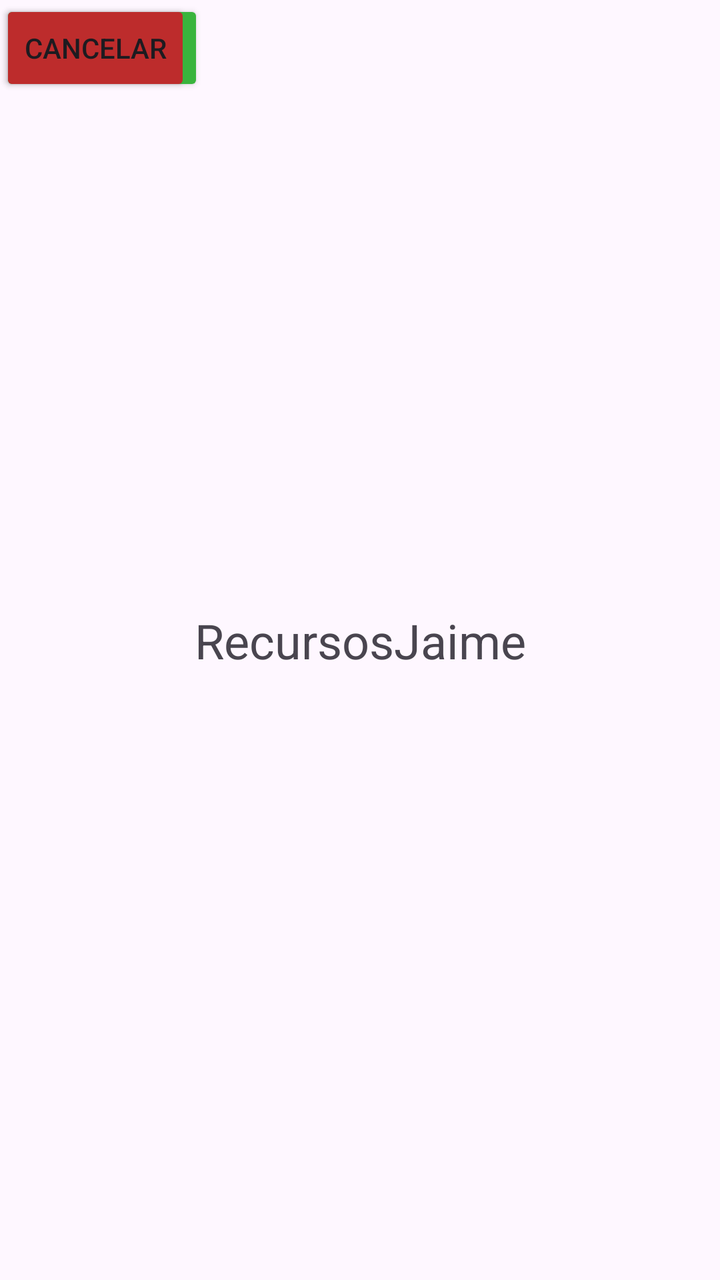
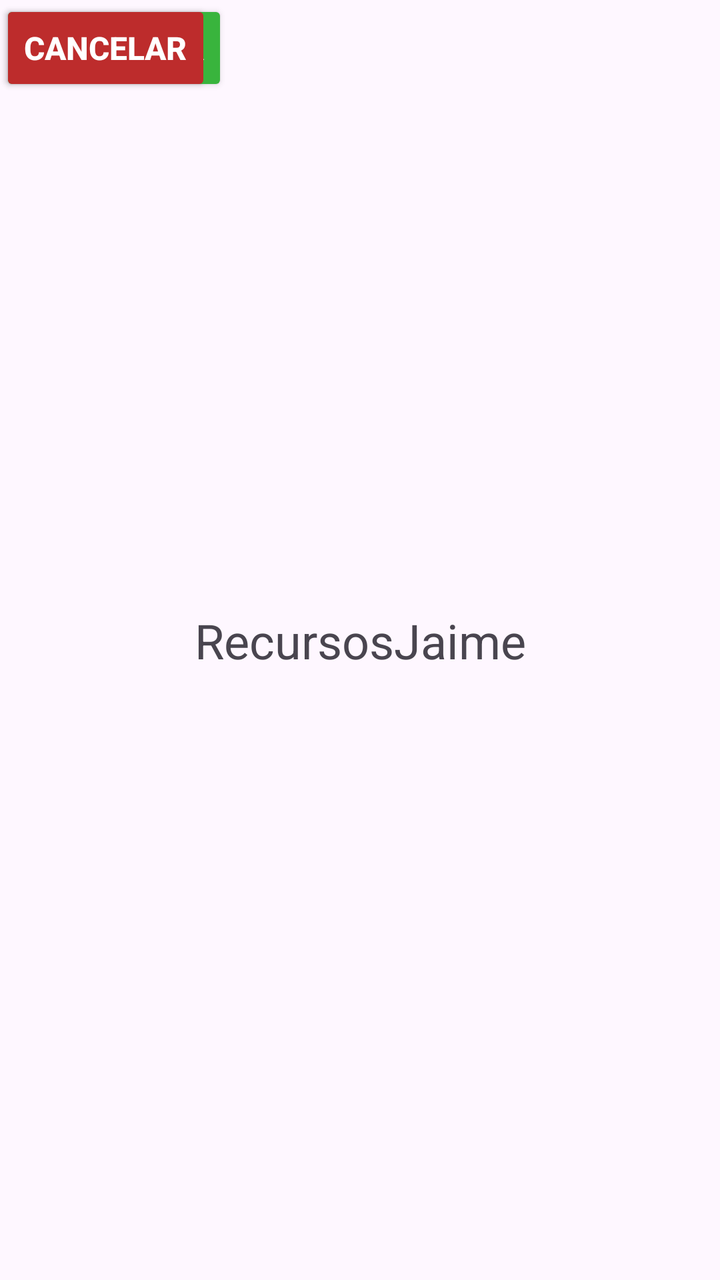

Two renders of the same Android screen: before a commit and after it. Below are the layout's source before the change and the commit's diff.
<!-- AndroidManifest.xml: application theme Theme.RecursosJaime -->
<!-- res/layout/activity_main.xml -->
<?xml version="1.0" encoding="utf-8"?>
<androidx.constraintlayout.widget.ConstraintLayout xmlns:android="http://schemas.android.com/apk/res/android"
    xmlns:app="http://schemas.android.com/apk/res-auto"
    xmlns:tools="http://schemas.android.com/tools"
    android:id="@+id/main"
    android:layout_width="match_parent"
    android:layout_height="match_parent"
    tools:context=".MainActivity">

    <TextView
        android:layout_width="wrap_content"
        android:layout_height="wrap_content"
        android:text="@string/app_name"
        android:textSize="24sp"
        app:layout_constraintBottom_toBottomOf="parent"
        app:layout_constraintEnd_toEndOf="parent"
        app:layout_constraintStart_toStartOf="parent"
        app:layout_constraintTop_toTopOf="parent" />

    <Button
        android:id="@+id/button"
        android:layout_width="wrap_content"
        android:layout_height="wrap_content"
        android:text="@string/btn_continuar"
        app:backgroundTint="@color/green"
        tools:ignore="MissingConstraints"
        tools:layout_editor_absoluteX="150dp"
        tools:layout_editor_absoluteY="405dp" />

    <Button
        android:id="@+id/button2"
        android:layout_width="wrap_content"
        android:layout_height="wrap_content"
        android:text="@string/btn_cancelar"
        app:backgroundTint="@color/red"
        tools:ignore="MissingConstraints"
        tools:layout_editor_absoluteX="157dp"
        tools:layout_editor_absoluteY="476dp" />


</androidx.constraintlayout.widget.ConstraintLayout>
<!-- resources referenced by this layout -->
<resources>
  <color name="green">#39B43D</color>
  <color name="red">#BD2C2C</color>
  <string name="app_name">RecursosJaime</string>
  <string name="btn_cancelar">Cancelar</string>
  <string name="btn_continuar">Continuar</string>
  <style name="Theme.RecursosJaime" parent="Base.Theme.RecursosJaime" />
  <style name="Base.Theme.RecursosJaime" parent="Theme.Material3.DayNight.NoActionBar">
          
          
      </style>
</resources>

<!-- the commit's change to res/layout/activity_main.xml (unified diff, before → after) -->
@@ -23,6 +23,7 @@
         android:layout_height="wrap_content"
         android:text="@string/btn_continuar"
         app:backgroundTint="@color/green"
+        style="@style/EstiloBotones"
         tools:ignore="MissingConstraints"
         tools:layout_editor_absoluteX="150dp"
         tools:layout_editor_absoluteY="405dp" />
@@ -33,6 +34,7 @@
         android:layout_height="wrap_content"
         android:text="@string/btn_cancelar"
         app:backgroundTint="@color/red"
+        style="@style/EstiloBotones"
         tools:ignore="MissingConstraints"
         tools:layout_editor_absoluteX="157dp"
         tools:layout_editor_absoluteY="476dp" />
<!-- resource entries referenced after the edit -->
@@ -5,6 +5,14 @@
   <string name="app_name">RecursosJaime</string>
   <string name="btn_cancelar">Cancelar</string>
   <string name="btn_continuar">Continuar</string>
+  <style name="EstiloBotones">
+          <item name="android:layout_width">200dp</item>
+          <item name="android:layout_height">wrap_content</item>
+          <item name="android:textSize">16sp</item>
+          <item name="android:textColor">#FFFFFFFF</item>
+          <item name="android:textStyle">bold</item>
+          <item name="android:layout_marginBottom">16dp</item>
+      </style>
   <style name="Theme.RecursosJaime" parent="Base.Theme.RecursosJaime" />
   <style name="Base.Theme.RecursosJaime" parent="Theme.Material3.DayNight.NoActionBar">
           
